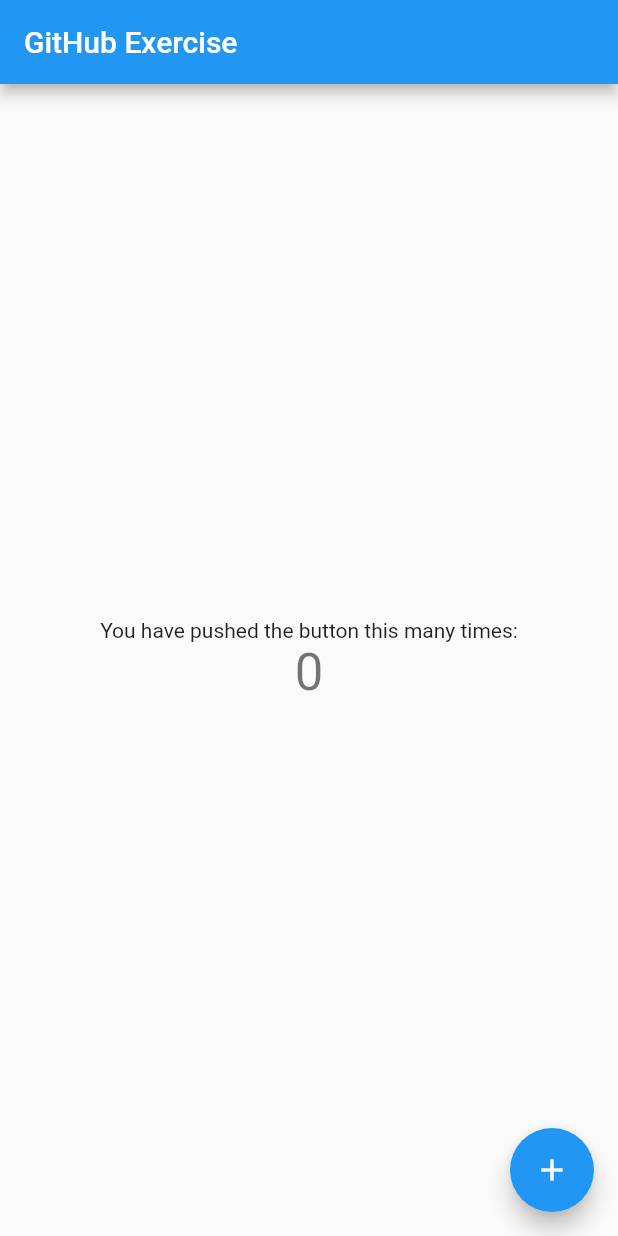
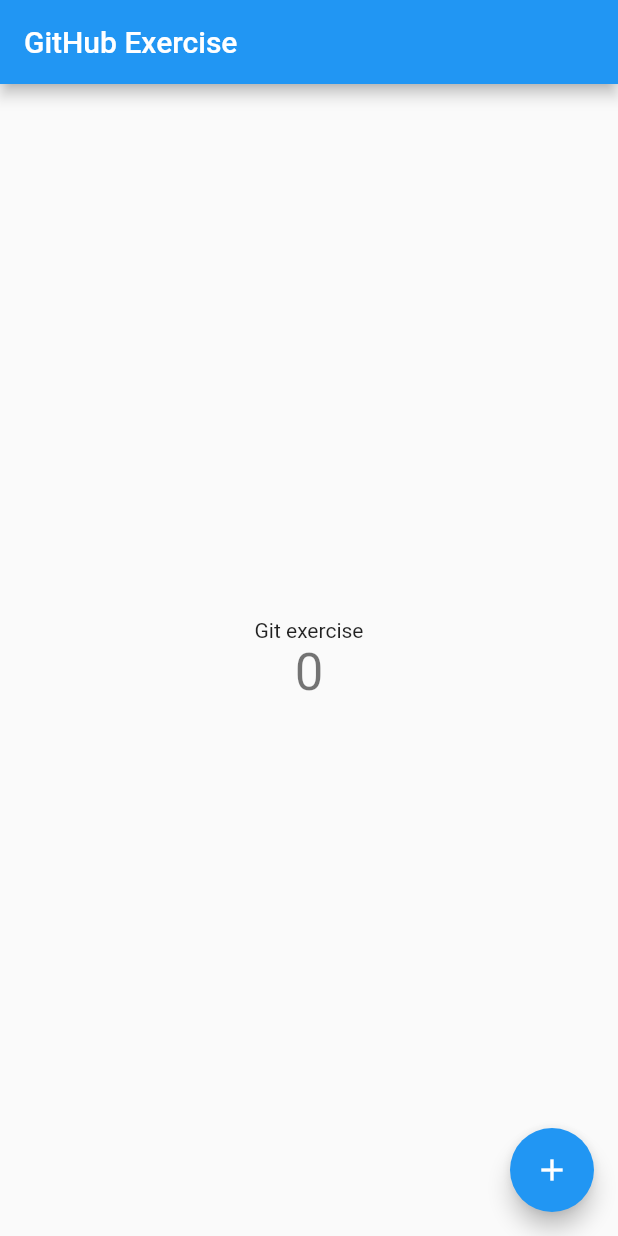
Before and after one commit to bat01/Git-Exercise-Flutter-app, a Flutter app: the screen it shows after launch, on a phone screen of 412 x 824 dp. Run offline on Flutter 3.47's test engine with Material 2 defaults, Android fonts, the phone set to English and light mode, and no system bars.

Commit message:
new counter string

```diff
--- a/lib/main.dart
+++ b/lib/main.dart
@@ -98,7 +98,7 @@ class _MyHomePageState extends State<MyHomePage> {
           mainAxisAlignment: MainAxisAlignment.center,
           children: <Widget>[
             Text(
-              'You have pushed the button this many times:',
+              'Git exercise',
             ),
             Text(
               '$_counter',
```
